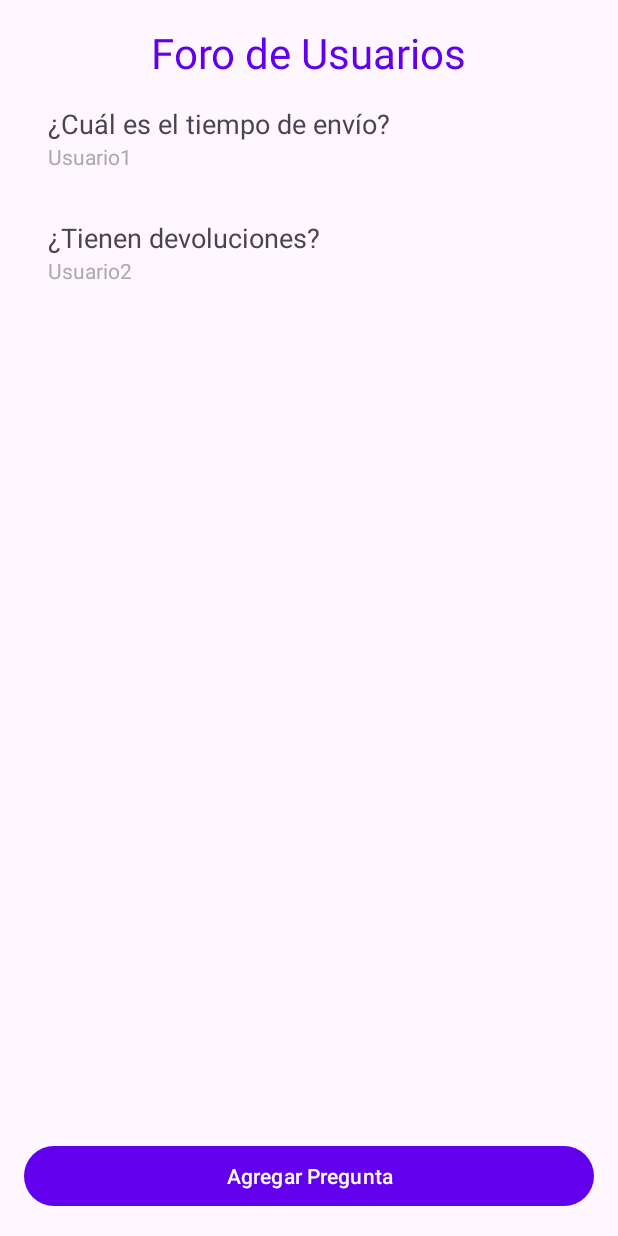
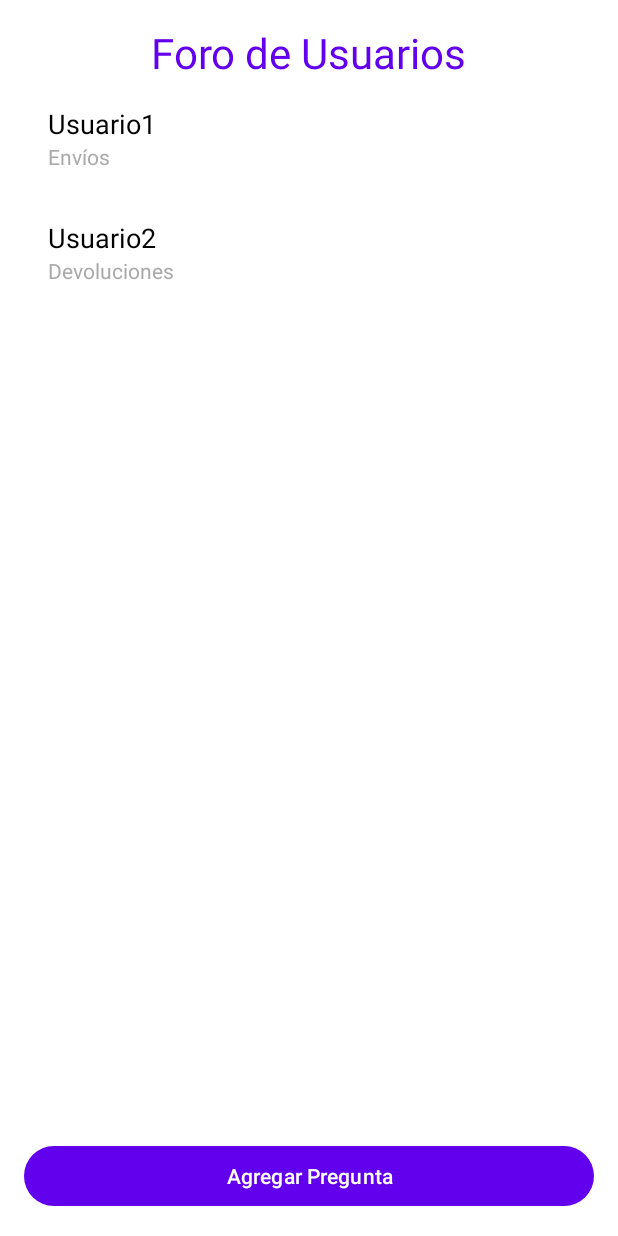
Before and after one commit to Braulio-Ruiz/E_CommerceApp, an Android app: the ForumActivity screen opened directly, with no data from a screen before it, on a phone screen of 412 x 824 dp. Run offline under Robolectric (Android 15) with nearby library versions, the phone set to English and light mode, and no system bars.

Commit message:
modified:   app/src/main/java/com/braulioruiz/e_commerceapp/ForumActivity.java 	modified:   app/src/main/java/com/braulioruiz/e_commerceapp/adapters/ProductAdapter.java 	modified:   app/src/main/java/com/braulioruiz/e_commerceapp/models/Product.java 	modified:   app/src/main/java/com/braulioruiz/e_commerceapp/models/Question.java 	modified:   app/src/main/java/com/braulioruiz/e_commerceapp/models/User.java 	modified:   app/src/main/res/values/colors.xml 	modified:   app/src/main/res/values/themes.xml

```diff
--- a/app/src/main/java/com/braulioruiz/e_commerceapp/ForumActivity.java
+++ b/app/src/main/java/com/braulioruiz/e_commerceapp/ForumActivity.java
@@ -29,8 +29,8 @@ public class ForumActivity extends AppCompatActivity {
 
         // Inicializar lista de preguntas
         questions = new ArrayList<>();
-        questions.add(new Question("¿Cuál es el tiempo de envío?", "Usuario1"));
-        questions.add(new Question("¿Tienen devoluciones?", "Usuario2"));
+        questions.add(new Question("¿Cuál es el tiempo de envío?", "Usuario1", "Envíos", System.currentTimeMillis()));
+        questions.add(new Question("¿Tienen devoluciones?", "Usuario2", "Devoluciones", System.currentTimeMillis()));
 
         // Configurar RecyclerView
         RecyclerView rvQuestions = findViewById(R.id.rv_questions);
@@ -59,7 +59,8 @@ public class ForumActivity extends AppCompatActivity {
         builder.setPositiveButton(getString(R.string.add), (dialog, which) -> {
             String questionText = etQuestion.getText().toString().trim();
             if (!questionText.isEmpty()) {
-                questions.add(new Question(questionText, "Usuario Anónimo"));
+                // Aquí, ahora se deben pasar los nuevos parámetros: categoría y timestamp
+                questions.add(new Question(questionText, "Usuario Anónimo", "General", System.currentTimeMillis()));
                 questionAdapter.notifyItemInserted(questions.size() - 1);
             }
         });
--- a/app/src/main/java/com/braulioruiz/e_commerceapp/adapters/ProductAdapter.java
+++ b/app/src/main/java/com/braulioruiz/e_commerceapp/adapters/ProductAdapter.java
@@ -74,9 +74,11 @@ public class ProductAdapter extends RecyclerView.Adapter<ProductAdapter.ProductV
         public void bind(final Product product) {
             tvProductName.setText(product.getName());
             tvProductPrice.setText(String.format("$%.2f", product.getPrice()));
-            cbProduct.setOnCheckedChangeListener(null); // Evitar conflictos al reutilizar vistas
+            cbProduct.setOnCheckedChangeListener(null); // Evitar conflictos
 
+            cbProduct.setChecked(product.isSelected()); // Configurar estado inicial
             cbProduct.setOnCheckedChangeListener((buttonView, isChecked) -> {
+                product.setSelected(isChecked); // Actualizar modelo
                 if (listener != null) {
                     listener.onProductCheckedChange(product, isChecked);
                 }
--- a/app/src/main/java/com/braulioruiz/e_commerceapp/models/Question.java
+++ b/app/src/main/java/com/braulioruiz/e_commerceapp/models/Question.java
@@ -4,12 +4,28 @@ package com.braulioruiz.e_commerceapp.models;
  * Modelo que representa una pregunta en el foro.
  */
 public class Question {
+    private String id;
     private String questionText;
     private String askedBy;
+    private boolean isAnswered;
+    private long timestamp;
 
-    public Question(String questionText, String askedBy) {
+    public Question(String id, String questionText, String askedBy, long timestamp) {
+        if (questionText == null || questionText.trim().isEmpty()) {
+            throw new IllegalArgumentException("Question text cannot be null or empty");
+        }
+        if (askedBy == null || askedBy.trim().isEmpty()) {
+            throw new IllegalArgumentException("Asked by cannot be null or empty");
+        }
+        this.id = id;
         this.questionText = questionText;
         this.askedBy = askedBy;
+        this.isAnswered = false; // Estado inicial
+        this.timestamp = timestamp;
+    }
+
+    public String getId() {
+        return id;
     }
 
     public String getQuestionText() {
@@ -19,4 +35,22 @@ public class Question {
     public String getAskedBy() {
         return askedBy;
     }
+
+    public boolean isAnswered() {
+        return isAnswered;
+    }
+
+    public void setAnswered(boolean answered) {
+        isAnswered = answered;
+    }
+
+    public long getTimestamp() {
+        return timestamp;
+    }
+
+    @Override
+    public String toString() {
+        return "Question{id='" + id + "', questionText='" + questionText + "', askedBy='" + askedBy +
+                "', isAnswered=" + isAnswered + ", timestamp=" + timestamp + "}";
+    }
 }
--- a/app/src/main/res/values/colors.xml
+++ b/app/src/main/res/values/colors.xml
@@ -1,15 +1,29 @@
 <?xml version="1.0" encoding="utf-8"?>
 <resources>
-    <color name="primary">#6200EE</color>
-    <color name="primary_variant">#3700B3</color>
-    <color name="secondary">#03DAC6</color>
-    <color name="secondary_variant">#018786</color>
-    <color name="background">#FFFFFF</color>
-    <color name="surface">#FFFFFF</color>
-    <color name="on_primary">#FFFFFF</color>
-    <color name="on_secondary">#000000</color>
-    <color name="on_background">#000000</color>
-    <color name="on_surface">#000000</color>
-    <color name="error">#B00020</color>
-    <color name="on_error">#FFFFFF</color>
+    <!-- Colores primarios y secundarios -->
+    <color name="primary">#6200EE</color> <!-- Color principal, utilizado para botones y elementos
+    destacados -->
+    <color name="primary_variant">#3700B3</color> <!-- Variante más oscura del color principal -->
+    <color name="secondary">#03DAC6</color> <!-- Color secundario, usado en elementos secundarios
+    como botones flotantes -->
+    <color name="secondary_variant">#018786</color> <!-- Variante del color secundario -->
+
+    <!-- Colores de fondo y superficies -->
+    <color name="background">#FFFFFF</color> <!-- Fondo principal de la aplicación -->
+    <color name="surface">#FFFFFF</color> <!-- Superficie, utilizado para tarjetas y cuadros de texto -->
+
+    <!-- Colores de texto -->
+    <color name="on_primary">#FFFFFF</color> <!-- Color de texto sobre elementos primarios -->
+    <color name="on_secondary">#000000</color> <!-- Color de texto sobre elementos secundarios -->
+    <color name="on_background">#000000</color> <!-- Color de texto sobre el fondo -->
+    <color name="on_surface">#000000</color> <!-- Color de texto sobre superficies -->
+
+    <!-- Colores de error -->
+    <color name="error">#B00020</color> <!-- Color utilizado para mostrar errores -->
+    <color name="on_error">#FFFFFF</color> <!-- Color de texto sobre elementos de error -->
+
+    <!-- Colores adicionales (opcional, según la app) -->
+    <color name="disabled_button">#B0BEC5</color> <!-- Color de botones deshabilitados -->
+    <color name="loading_spinner">#6200EE</color> <!-- Color del indicador de carga -->
+    <color name="highlight">#FFD600</color> <!-- Color para resaltar elementos importantes -->
 </resources>
--- a/app/src/main/res/values/themes.xml
+++ b/app/src/main/res/values/themes.xml
@@ -1,18 +1,38 @@
 <resources xmlns:tools="http://schemas.android.com/tools">
     <!-- Base application theme. -->
     <style name="Base.Theme.ECommerceApp" parent="Theme.Material3.DayNight.NoActionBar">
-        <!-- Customize your light theme here. -->
+        <!-- Customizing the light theme (Uncomment and define if needed) -->
         <!-- <item name="colorPrimary">@color/my_light_primary</item> -->
+        <!-- Example for customizing text colors in light theme -->
+        <!-- <item name="android:textColorPrimary">@color/primary_text_color</item> -->
     </style>
 
     <!-- Base application theme -->
     <style name="Theme.ECommerceApp" parent="Theme.Material3.DayNight.NoActionBar">
-        <item name="colorPrimary">@color/primary</item>
-        <item name="colorPrimaryVariant">@color/primary_variant</item>
-        <item name="colorSecondary">@color/secondary</item>
-        <item name="colorSecondaryVariant">@color/secondary_variant</item>
-        <item name="colorSurface">@color/surface</item>
-        <item name="colorError">@color/error</item>
-        <item name="android:statusBarColor">@color/primary_variant</item>
+        <!-- Colores principales de la aplicación -->
+        <item name="colorPrimary">@color/primary</item> <!-- Color principal -->
+        <item name="colorPrimaryVariant">@color/primary_variant</item> <!-- Variante más oscura del
+        color principal -->
+        <item name="colorSecondary">@color/secondary</item> <!-- Color secundario -->
+        <item name="colorSecondaryVariant">@color/secondary_variant</item> <!-- Variante del color
+        secundario -->
+        <item name="colorSurface">@color/surface</item> <!-- Color para superficies, como tarjetas -->
+        <item name="colorError">@color/error</item> <!-- Color para errores -->
+
+        <!-- Colores de texto -->
+        <item name="android:textColorPrimary">@color/on_background</item> <!-- Texto principal (por
+        ejemplo, títulos) -->
+        <item name="android:textColorSecondary">@color/on_surface</item> <!-- Texto secundario (por
+        ejemplo, descripciones) -->
+
+        <!-- Color de la barra de estado -->
+        <item name="android:statusBarColor">@color/primary_variant</item> <!-- Barra de estado,
+        generalmente color oscuro -->
+
+        <!-- Personalización adicional del tema claro -->
+        <item name="android:windowBackground">@color/background</item> <!-- Color de fondo de la
+        ventana -->
+        <!-- Comentado por si usas material buttons -->
+        <!-- <item name="colorButtonNormal">@color/primary</item> -->
     </style>
 </resources>
```
Also changed, not shown: app/src/main/java/com/braulioruiz/e_commerceapp/models/Product.java (+21 -0 lines), app/src/main/java/com/braulioruiz/e_commerceapp/models/User.java (+33 -1 lines).
